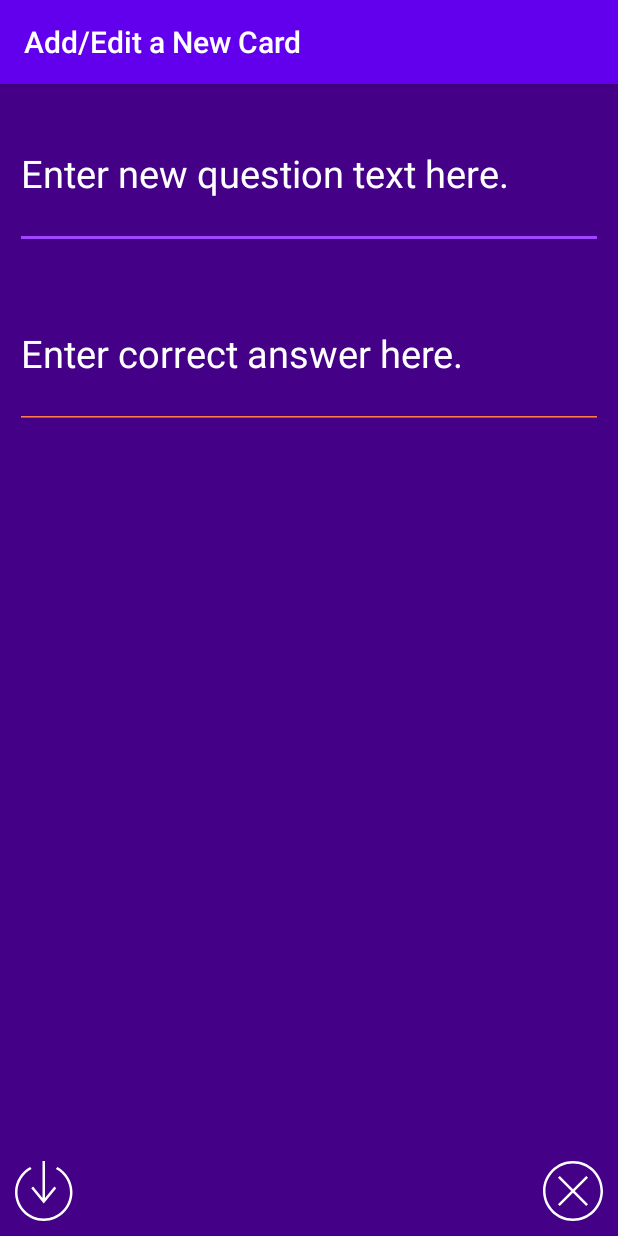
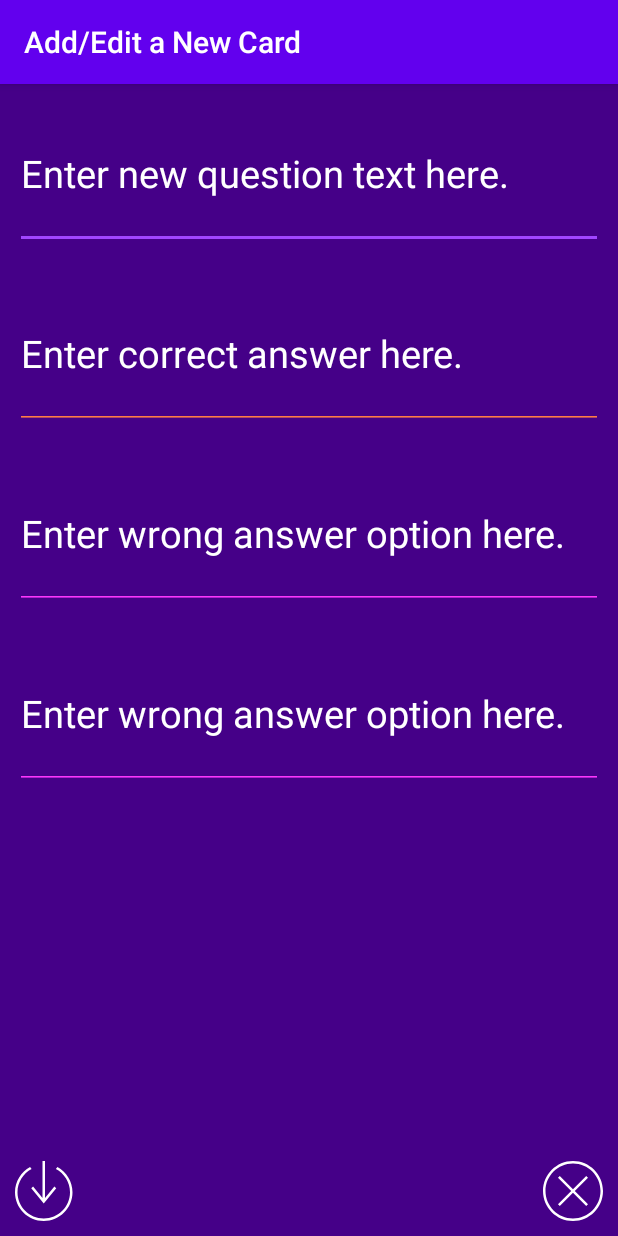
Before and after one commit to melissa-perez/FlashCards, an Android app: the AddCardActivity screen opened directly, with no data from a screen before it, after a tap on an icon or button, on a phone screen of 412 x 824 dp. Run offline under Robolectric (Android 15) with nearby library versions, the phone set to English and light mode, and no system bars.

Commit message:
added multiple choice answer editing functionality

```diff
--- a/app/src/main/java/com/example/flashcards/AddCardActivity.java
+++ b/app/src/main/java/com/example/flashcards/AddCardActivity.java
@@ -21,17 +21,24 @@ public class AddCardActivity extends AppCompatActivity {
         // after clicking edit, we can get the question that we are editing
         String questionToEdit = getIntent().getStringExtra("question");
         String answerToEdit = getIntent().getStringExtra("answer");
+        String wrongAnswerToEdit1 = getIntent().getStringExtra("wrong1");
+        String wrongAnswerToEdit2 = getIntent().getStringExtra("wrong2");
 
         EditText editQuestion = findViewById(R.id.editQuestionField);
         editQuestion.setText(questionToEdit);
+
         EditText editAnswer = findViewById(R.id.editAnswerField);
         editAnswer.setText(answerToEdit);
 
+        EditText editWrong1 = findViewById(R.id.editIncorrectField1);
+        editWrong1.setText(wrongAnswerToEdit1);
+
+        EditText editWrong2 = findViewById(R.id.editIncorrectField2);
+        editWrong2.setText(wrongAnswerToEdit2);
 
         ImageView closeCard = findViewById(R.id.close_icon);
         ImageView saveCard = findViewById(R.id.save_icon);
         closeCard.setImageResource(R.drawable.ic_iconmonstr_x_mark_circle_thin);
-
 
         // Save Button, bottom left anchor
         saveCard.setOnClickListener(new View.OnClickListener() {
@@ -40,19 +47,26 @@ public class AddCardActivity extends AppCompatActivity {
                         .getText().toString();
                 String answerToReturn = ((EditText) findViewById(R.id.editAnswerField))
                         .getText().toString();
+                String wrongAnswerToReturn1 = ((EditText) findViewById(R.id.editIncorrectField1))
+                        .getText().toString();
+                String wrongAnswerToReturn2 = ((EditText) findViewById(R.id.editIncorrectField2))
+                        .getText().toString();
 
-                if(questionToReturn.isEmpty())
-                    displayToast("Must enter both question and answer.");
-                else if(answerToReturn.isEmpty())
-                    displayToast("Must enter both question and answer.");
-                else{
+                if(!questionToReturn.isEmpty() &&
+                        !answerToReturn.isEmpty() &&
+                        !wrongAnswerToReturn1.isEmpty() &&
+                        !wrongAnswerToReturn2.isEmpty()){
                     Intent data = new Intent(); // put our data
                     data.putExtra("question", questionToReturn); // the key as 'string1'
                     data.putExtra("answer", answerToReturn); // the key as 'string2
+                    data.putExtra("wrong1", wrongAnswerToReturn1); // the key as 'string1'
+                    data.putExtra("wrong2", wrongAnswerToReturn2); // the key as 'string2
                     setResult(RESULT_OK, data); // set result code and bundle data for response
                     finish();
                 }
-
+                else{
+                    displayToast("Must enter both question and answers.");
+                }
             }
         });
 
--- a/app/src/main/res/layout/activity_add_card.xml
+++ b/app/src/main/res/layout/activity_add_card.xml
@@ -68,5 +68,36 @@
         android:backgroundTint="@color/shock_orange"
         android:layout_below="@id/editQuestionField"/>
 
+    <EditText
+        android:id="@+id/editIncorrectField1"
+        android:layout_width="match_parent"
+        android:layout_height="100dp"
+        android:layout_marginStart="10dp"
+        android:layout_marginTop="10dp"
+        android:layout_marginEnd="10dp"
+        android:layout_marginBottom="10dp"
+        android:textSize="25dp"
+        android:inputType="textMultiLine"
+        android:hint="Enter wrong answer option here."
+        android:textColorHint="@color/white"
+        android:textColor="@color/white"
+        android:backgroundTint="@color/shock_pink"
+        android:layout_below="@id/editAnswerField"/>
+
+    <EditText
+        android:id="@+id/editIncorrectField2"
+        android:layout_width="match_parent"
+        android:layout_height="100dp"
+        android:layout_marginStart="10dp"
+        android:layout_marginTop="10dp"
+        android:layout_marginEnd="10dp"
+        android:layout_marginBottom="10dp"
+        android:textSize="25dp"
+        android:inputType="textMultiLine"
+        android:hint="Enter wrong answer option here."
+        android:textColorHint="@color/white"
+        android:textColor="@color/white"
+        android:backgroundTint="@color/shock_pink"
+        android:layout_below="@id/editIncorrectField1"/>
 
 </RelativeLayout>
```
Also changed, not shown: app/src/main/java/com/example/flashcards/MainActivity.java (+15 -3 lines).
